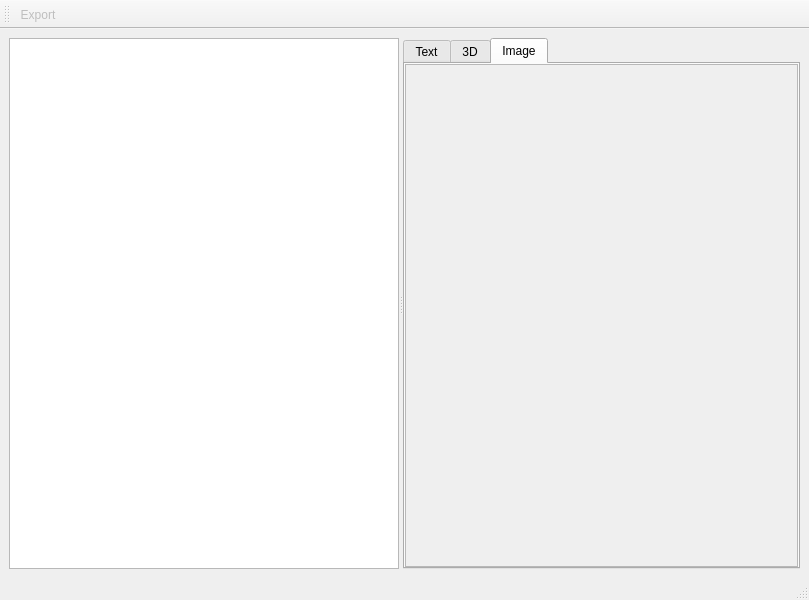
Qt form tools/DFSViewer/mainwindow.ui (bigianb/engine-51) before a commit.
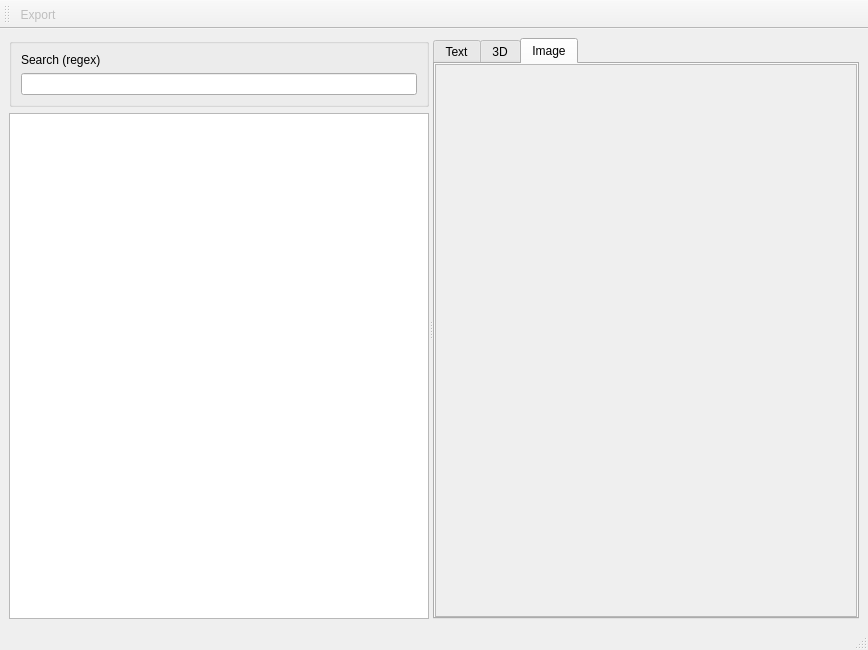
The same form after that commit. Icons and pictures are not drawn. Custom widgets are drawn as their Qt base class.

The edit to the form file:
```diff
--- a/tools/DFSViewer/mainwindow.ui
+++ b/tools/DFSViewer/mainwindow.ui
@@ -6,16 +6,16 @@
    <rect>
     <x>0</x>
     <y>0</y>
-    <width>809</width>
-    <height>600</height>
+    <width>868</width>
+    <height>650</height>
    </rect>
   </property>
   <property name="windowTitle">
    <string>DFS Viewer</string>
   </property>
   <widget class="QWidget" name="centralwidget">
-   <layout class="QVBoxLayout" name="verticalLayout">
-    <item>
+   <layout class="QGridLayout" name="gridLayout">
+    <item row="0" column="0">
      <widget class="QSplitter" name="splitter">
       <property name="sizePolicy">
        <sizepolicy hsizetype="Expanding" vsizetype="Expanding">
@@ -26,7 +26,29 @@
       <property name="orientation">
        <enum>Qt::Orientation::Horizontal</enum>
       </property>
-      <widget class="QTreeView" name="treeView"/>
+      <widget class="QWidget" name="treeContainer" native="true">
+       <layout class="QVBoxLayout" name="verticalLayout_4">
+        <item>
+         <widget class="QGroupBox" name="groupBox">
+          <layout class="QGridLayout" name="gridLayout_2">
+           <item row="1" column="0">
+            <widget class="QLineEdit" name="searchText"/>
+           </item>
+           <item row="0" column="0">
+            <widget class="QLabel" name="searchLabel">
+             <property name="text">
+              <string>Search (regex)</string>
+             </property>
+            </widget>
+           </item>
+          </layout>
+         </widget>
+        </item>
+        <item>
+         <widget class="QTreeView" name="treeView"/>
+        </item>
+       </layout>
+      </widget>
       <widget class="QTabWidget" name="contentTabWidget">
        <property name="currentIndex">
         <number>2</number>
```
Left out of the diff: 4 changed lines with no effect on the pictures.
